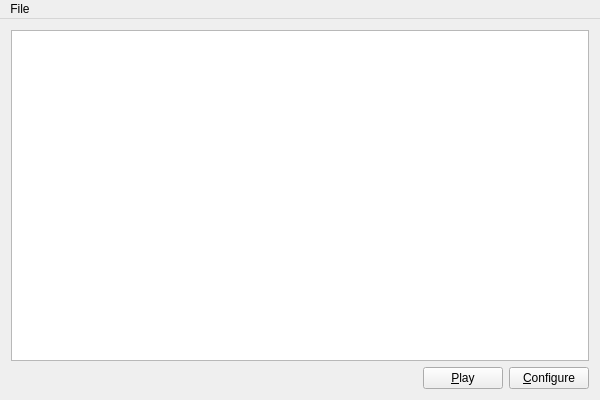
This is source/mainwindow.ui in martin-kudlicka/roulette-bot as Qt 5 draws it before an edit. The edited form follows.
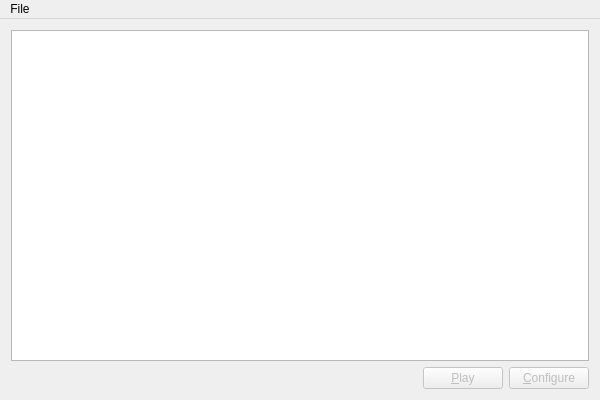
This is the edited form.

Commit message: * enable / disable buttons according to selection

```diff
--- a/source/mainwindow.ui
+++ b/source/mainwindow.ui
@@ -39,6 +39,9 @@
       </item>
       <item>
        <widget class="QPushButton" name="qpbPlay">
+        <property name="enabled">
+         <bool>false</bool>
+        </property>
         <property name="text">
          <string>&amp;Play</string>
         </property>
@@ -46,6 +49,9 @@
       </item>
       <item>
        <widget class="QPushButton" name="qpbConfigure">
+        <property name="enabled">
+         <bool>false</bool>
+        </property>
         <property name="text">
          <string>&amp;Configure</string>
         </property>
```
The commit also changes 2 other files.
